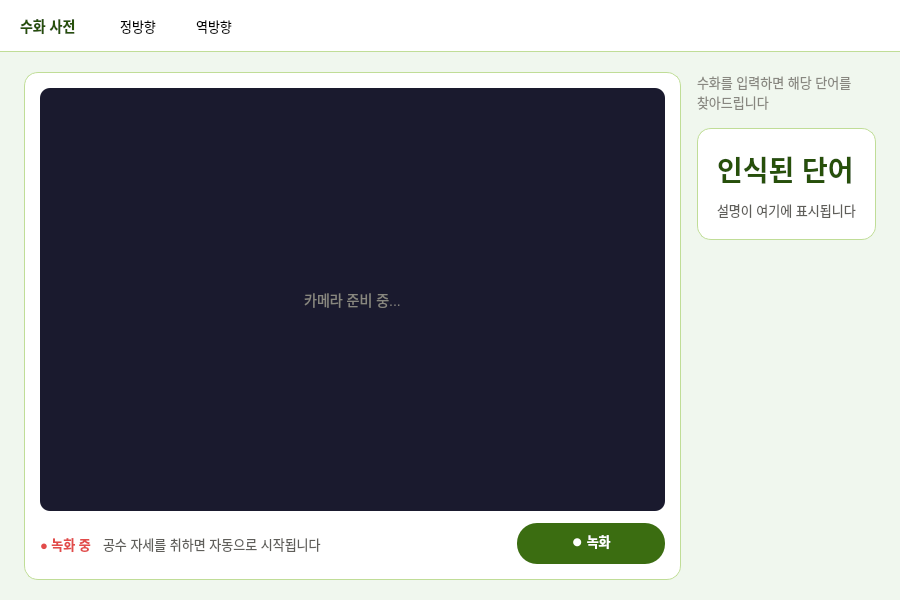
Old version of the form widgets/DictWidget.ui in the repository jina-da/sign_language.
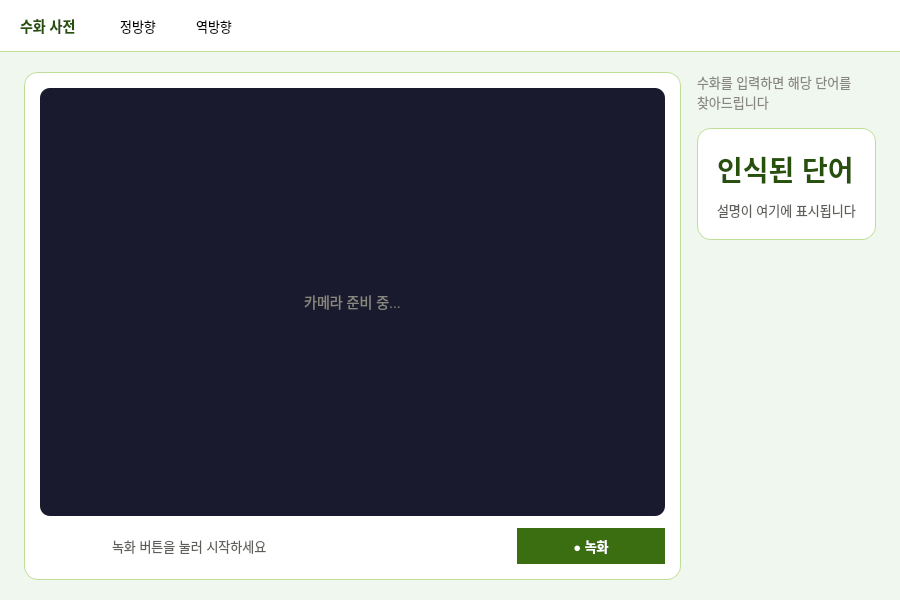
New version of the form. The open tabs and pages were chosen to show the change.

```diff
--- a/widgets/DictWidget.ui
+++ b/widgets/DictWidget.ui
@@ -233,24 +233,34 @@
            <layout class="QHBoxLayout" name="statusRow">
             <item>
              <widget class="QLabel" name="recordingLabel">
-              <property name="text"><string>● 녹화 중</string></property>
-              <property name="visible"><bool>false</bool></property>
+              <property name="minimumSize"><size><width>60</width><height>0</height></size></property>
+              <property name="maximumSize"><size><width>60</width><height>16777215</height></size></property>
+              <property name="styleSheet"><string>font-size:13px; color:#E24B4A; font-weight:500;</string></property>
+              <property name="text"><string/></property>
              </widget>
             </item>
             <item>
              <widget class="QLabel" name="statusLabel">
-              <property name="text"><string>공수 자세를 취하면 자동으로 시작됩니다</string></property>
+              <property name="sizePolicy">
+               <sizepolicy hsizetype="Expanding" vsizetype="Preferred">
+                <horstretch>1</horstretch><verstretch>0</verstretch>
+               </sizepolicy>
+              </property>
+              <property name="text"><string>녹화 버튼을 눌러 시작하세요</string></property>
+              <property name="alignment"><set>Qt::AlignmentFlag::AlignLeft|Qt::AlignmentFlag::AlignVCenter</set></property>
              </widget>
             </item>
             <item>
-             <spacer>
-              <property name="orientation"><enum>Qt::Horizontal</enum></property>
-              <property name="sizeHint" stdset="0"><size><width>40</width><height>20</height></size></property>
-             </spacer>
+             <widget class="QLabel" name="countdownLabel">
+              <property name="minimumSize"><size><width>24</width><height>0</height></size></property>
+              <property name="maximumSize"><size><width>24</width><height>16777215</height></size></property>
+              <property name="text"><string/></property>
+              <property name="alignment"><set>Qt::AlignmentFlag::AlignCenter</set></property>
+             </widget>
             </item>
             <item>
              <widget class="QPushButton" name="recordBtn">
-              <property name="text"><string>⏺ 녹화</string></property>
+              <property name="text"><string>● 녹화</string></property>
               <property name="cursor"><cursorShape>PointingHandCursor</cursorShape></property>
               <property name="focusPolicy"><enum>Qt::NoFocus</enum></property>
               <property name="styleSheet"><string>QPushButton { background: #3B6D11; color: white; border: none; border-radius: 20px; font-size: 13px; font-weight: 500; padding: 8px 24px; min-width: 100px; } QPushButton:hover { background: #27500A; }</string></property>
```
Left out of the diff: 2 changed lines with no effect on the pictures.
